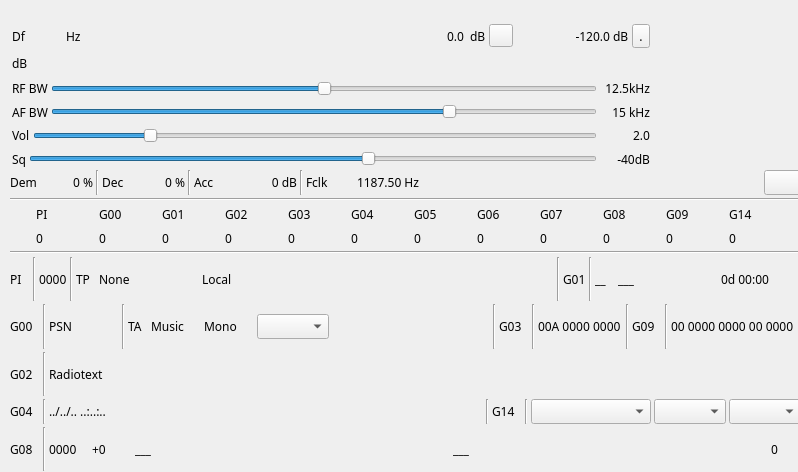
Old version of the form plugins/channelrx/demodbfm/bfmdemodgui.ui in the repository f4exb/sdrangel.
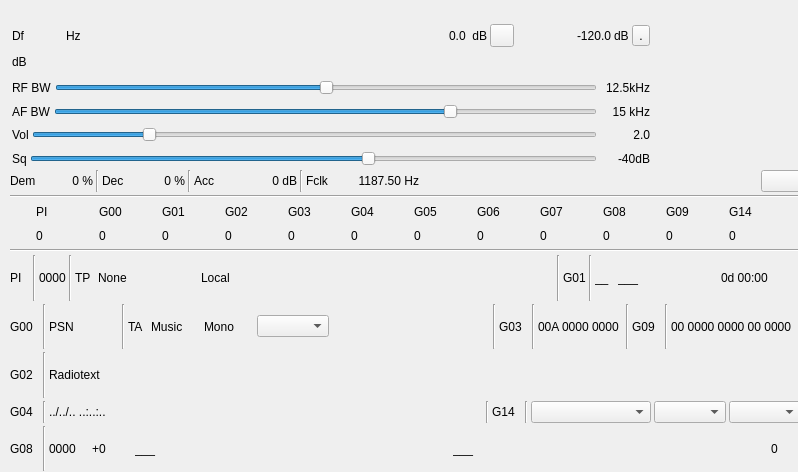
New version of the form. Icons and pictures are not drawn. Custom widgets are drawn as their Qt base class.

Commit message: Channel Rx plugins: use liberation font

What changed in the file:
```diff
--- a/plugins/channelrx/demodbfm/bfmdemodgui.ui
+++ b/plugins/channelrx/demodbfm/bfmdemodgui.ui
@@ -24,7 +24,7 @@
   </property>
   <property name="font">
    <font>
-    <family>Sans Serif</family>
+    <family>Liberation Sans</family>
     <pointsize>9</pointsize>
    </font>
   </property>
@@ -101,7 +101,7 @@
           </property>
           <property name="font">
            <font>
-            <family>DejaVu Sans Mono</family>
+            <family>Liberation Mono</family>
             <pointsize>12</pointsize>
            </font>
           </property>
@@ -290,7 +290,7 @@
         </property>
         <property name="font">
          <font>
-          <family>Monospace</family>
+          <family>Liberation Mono</family>
           <pointsize>8</pointsize>
          </font>
         </property>
```
Left out of the diff: 26 changed lines with no effect on the pictures. The commit also changes 21 other files.
